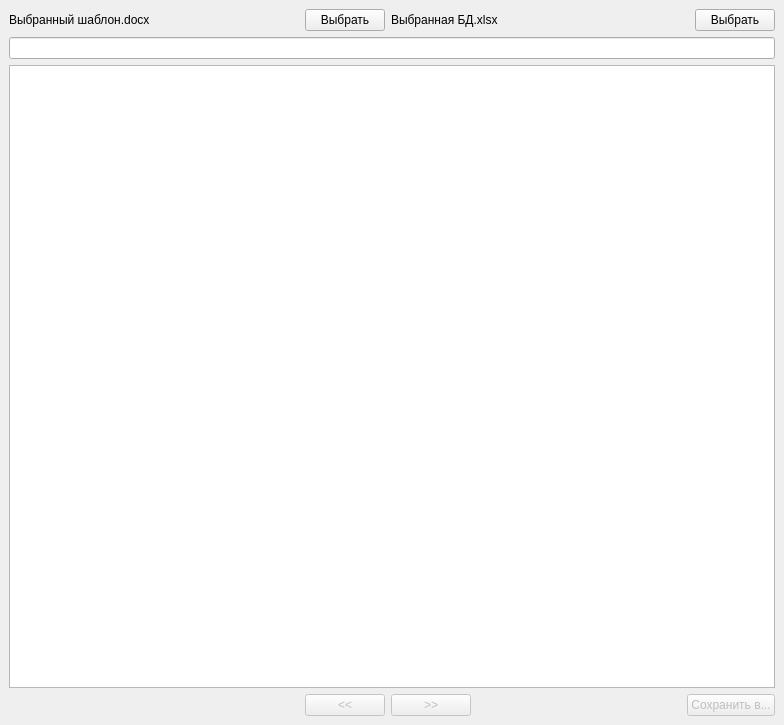
Qt form layout.ui (DanilaPalkin/DocsAutocomplete) before a commit.
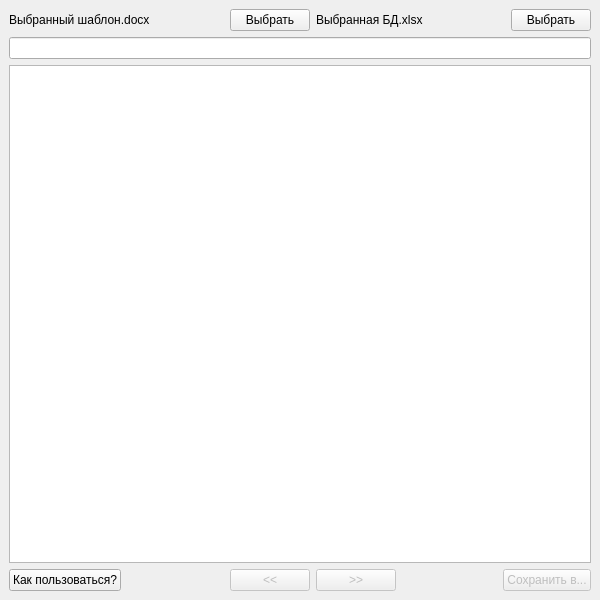
The same form after that commit.

Diff of the .ui file:
```diff
--- a/layout.ui
+++ b/layout.ui
@@ -6,8 +6,8 @@
    <rect>
     <x>0</x>
     <y>0</y>
-    <width>784</width>
-    <height>725</height>
+    <width>600</width>
+    <height>600</height>
    </rect>
   </property>
   <property name="windowTitle">
@@ -15,43 +15,14 @@
   </property>
   <widget class="QWidget" name="centralwidget">
    <layout class="QGridLayout" name="gridLayout">
-    <item row="2" column="0" colspan="4">
+    <item row="2" column="0" colspan="6">
      <widget class="QTableWidget" name="tableWidget">
       <property name="editTriggers">
        <set>QAbstractItemView::NoEditTriggers</set>
       </property>
      </widget>
     </item>
-    <item row="0" column="1">
-     <widget class="QPushButton" name="pushButton">
-      <property name="sizePolicy">
-       <sizepolicy hsizetype="Fixed" vsizetype="Fixed">
-        <horstretch>0</horstretch>
-        <verstretch>0</verstretch>
-       </sizepolicy>
-      </property>
-      <property name="text">
-       <string>Выбрать</string>
-      </property>
-     </widget>
-    </item>
-    <item row="0" column="3" alignment="Qt::AlignRight">
-     <widget class="QPushButton" name="pushButton_2">
-      <property name="sizePolicy">
-       <sizepolicy hsizetype="Fixed" vsizetype="Fixed">
-        <horstretch>0</horstretch>
-        <verstretch>0</verstretch>
-       </sizepolicy>
-      </property>
-      <property name="text">
-       <string>Выбрать</string>
-      </property>
-     </widget>
-    </item>
-    <item row="1" column="0" colspan="4">
-     <widget class="QLineEdit" name="lineEdit"/>
-    </item>
-    <item row="3" column="3">
+    <item row="3" column="5">
      <widget class="QPushButton" name="pushButton_3">
       <property name="enabled">
        <bool>false</bool>
@@ -67,7 +38,7 @@
       </property>
      </widget>
     </item>
-    <item row="3" column="1">
+    <item row="3" column="2">
      <widget class="QPushButton" name="pushButton_4">
       <property name="enabled">
        <bool>false</bool>
@@ -83,7 +54,36 @@
       </property>
      </widget>
     </item>
-    <item row="3" column="2" alignment="Qt::AlignLeft">
+    <item row="1" column="0" colspan="6">
+     <widget class="QLineEdit" name="lineEdit"/>
+    </item>
+    <item row="0" column="5" alignment="Qt::AlignRight">
+     <widget class="QPushButton" name="pushButton_2">
+      <property name="sizePolicy">
+       <sizepolicy hsizetype="Fixed" vsizetype="Fixed">
+        <horstretch>0</horstretch>
+        <verstretch>0</verstretch>
+       </sizepolicy>
+      </property>
+      <property name="text">
+       <string>Выбрать</string>
+      </property>
+     </widget>
+    </item>
+    <item row="0" column="2">
+     <widget class="QPushButton" name="pushButton">
+      <property name="sizePolicy">
+       <sizepolicy hsizetype="Fixed" vsizetype="Fixed">
+        <horstretch>0</horstretch>
+        <verstretch>0</verstretch>
+       </sizepolicy>
+      </property>
+      <property name="text">
+       <string>Выбрать</string>
+      </property>
+     </widget>
+    </item>
+    <item row="3" column="3" alignment="Qt::AlignLeft">
      <widget class="QPushButton" name="pushButton_5">
       <property name="enabled">
        <bool>false</bool>
@@ -99,27 +99,94 @@
       </property>
      </widget>
     </item>
-    <item row="3" column="0">
-     <widget class="QLabel" name="label">
-      <property name="text">
-       <string/>
-      </property>
-     </widget>
-    </item>
     <item row="0" column="0">
      <widget class="QLabel" name="label_2">
+      <property name="sizePolicy">
+       <sizepolicy hsizetype="Preferred" vsizetype="Preferred">
+        <horstretch>0</horstretch>
+        <verstretch>0</verstretch>
+       </sizepolicy>
+      </property>
       <property name="text">
        <string>Выбранный шаблон.docx</string>
       </property>
      </widget>
     </item>
-    <item row="0" column="2">
+    <item row="0" column="3">
      <widget class="QLabel" name="label_3">
       <property name="text">
        <string>Выбранная БД.xlsx</string>
       </property>
      </widget>
     </item>
+    <item row="0" column="1">
+     <spacer name="horizontalSpacer">
+      <property name="orientation">
+       <enum>Qt::Horizontal</enum>
+      </property>
+      <property name="sizeType">
+       <enum>QSizePolicy::Maximum</enum>
+      </property>
+      <property name="sizeHint" stdset="0">
+       <size>
+        <width>300</width>
+        <height>20</height>
+       </size>
+      </property>
+     </spacer>
+    </item>
+    <item row="3" column="0">
+     <widget class="QPushButton" name="pushButton_6">
+      <property name="sizePolicy">
+       <sizepolicy hsizetype="Fixed" vsizetype="Preferred">
+        <horstretch>0</horstretch>
+        <verstretch>0</verstretch>
+       </sizepolicy>
+      </property>
+      <property name="text">
+       <string>Как пользоваться?</string>
+      </property>
+     </widget>
+    </item>
+    <item row="3" column="4">
+     <spacer name="horizontalSpacer_2">
+      <property name="orientation">
+       <enum>Qt::Horizontal</enum>
+      </property>
+      <property name="sizeType">
+       <enum>QSizePolicy::Maximum</enum>
+      </property>
+      <property name="sizeHint" stdset="0">
+       <size>
+        <width>300</width>
+        <height>20</height>
+       </size>
+      </property>
+     </spacer>
+    </item>
+    <item row="0" column="4">
+     <spacer name="horizontalSpacer_3">
+      <property name="orientation">
+       <enum>Qt::Horizontal</enum>
+      </property>
+      <property name="sizeType">
+       <enum>QSizePolicy::Maximum</enum>
+      </property>
+      <property name="sizeHint" stdset="0">
+       <size>
+        <width>300</width>
+        <height>20</height>
+       </size>
+      </property>
+     </spacer>
+    </item>
+    <item row="3" column="1">
+     <widget class="QLabel" name="label">
+      <property name="text">
+       <string/>
+      </property>
+     </widget>
+    </item>
    </layout>
   </widget>
  </widget>
```
